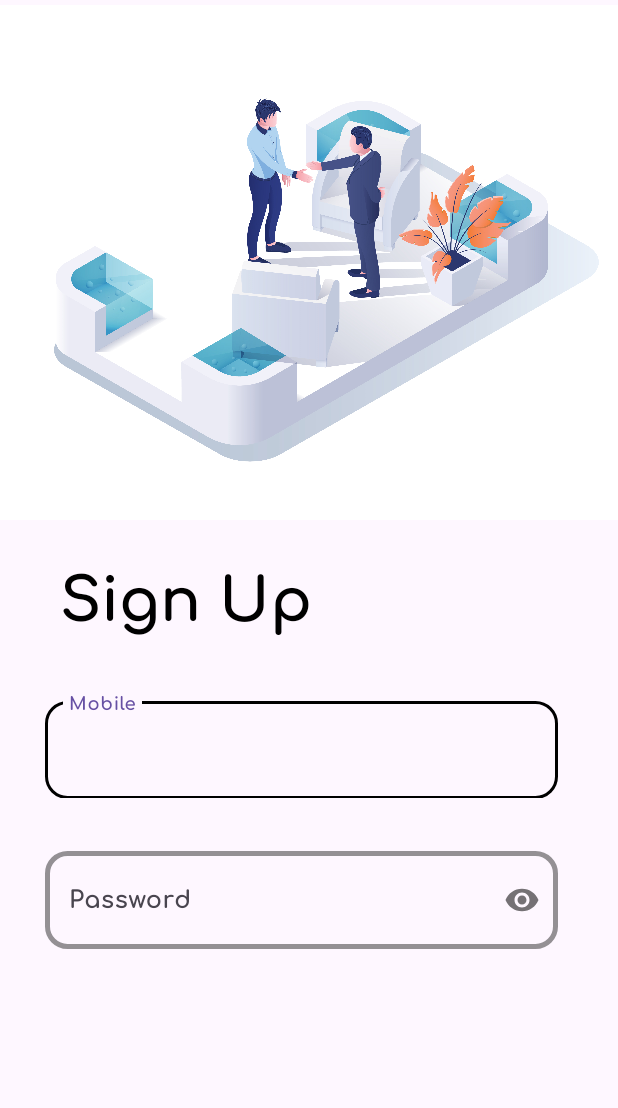
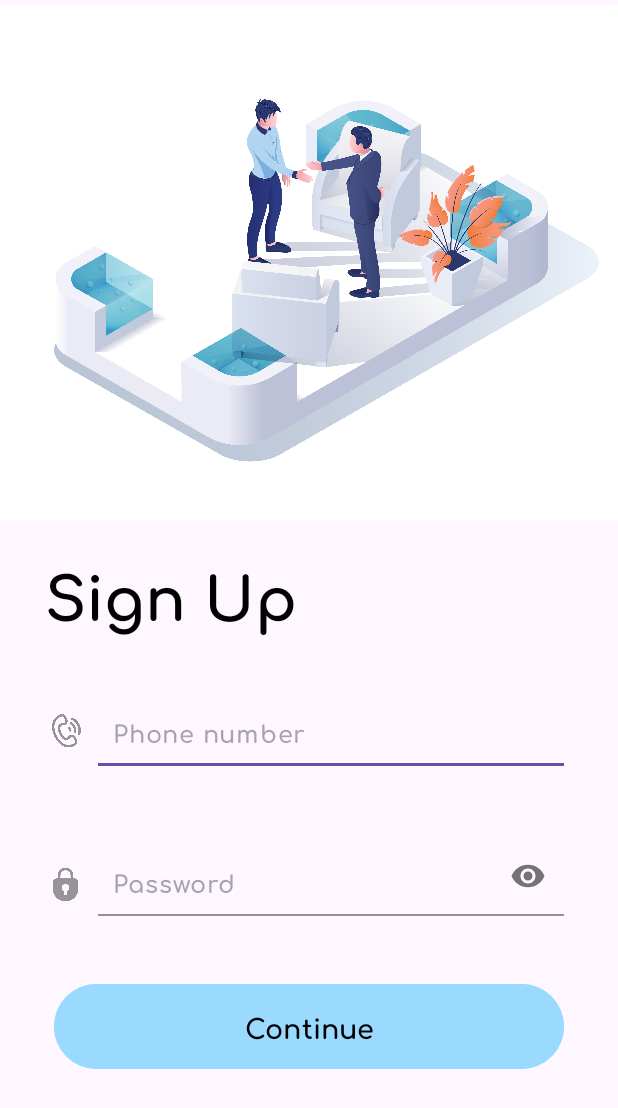
Before and after one commit to Suru-web/SkillSeek, an Android app: the screen it shows after launch (MainActivity), on a phone screen of 412 x 824 dp. Shown: the top 1108 px of the screen. Run offline under Robolectric (Android 15) with nearby library versions, the phone set to English and light mode, and no system bars; Roboto replaces fonts that are not available here.

Commit message:
added button

```diff
--- /dev/null
+++ b/app/src/main/res/drawable/button_corner_radius.xml
@@ -0,0 +1,4 @@
+<shape xmlns:android="http://schemas.android.com/apk/res/android">
+    <corners android:radius="20dp" />
+    <solid android:color="#CBC3e3" />
+</shape>
--- a/app/src/main/res/layout/activity_main.xml
+++ b/app/src/main/res/layout/activity_main.xml
@@ -40,74 +40,153 @@
             android:layout_marginEnd="0dp"
             android:layout_marginBottom="430dp"
             android:fontFamily="@font/comfortaa_bold"
-            android:paddingStart="40dp"
+            android:paddingStart="30dp"
             android:paddingEnd="200dp"
             android:text="Sign Up"
             android:textColor="@color/black"
             android:textSize="40sp"
             tools:ignore="HardcodedText" />
 
+        <LinearLayout
+            android:layout_width="100dp"
+            android:layout_height="50dp"
+            android:layout_alignParentStart="true"
+            android:layout_alignParentTop="true"
+            android:layout_alignParentEnd="true"
+            android:paddingTop="10dp"
+            android:layout_alignParentBottom="true"
+            android:layout_marginTop="130dp"
+            android:layout_marginBottom="350dp"
+            android:layout_marginStart="15dp"
+            android:layout_marginEnd="340dp"
+            android:orientation="horizontal">
+
+            <ImageView
+                android:id="@+id/imageView2"
+                android:layout_width="0dp"
+                android:layout_marginTop="25dp"
+                android:layout_height="20dp"
+                android:layout_weight="1"
+                app:srcCompat="@drawable/telephone"
+                android:alpha="0.4"
+                android:rotation="20"
+                android:contentDescription="phone icon"
+                tools:ignore="HardcodedText" />
+        </LinearLayout>
+
+        <LinearLayout
+            android:layout_width="300dp"
+            android:layout_height="50dp"
+            android:layout_alignParentStart="true"
+            android:paddingTop="15dp"
+            android:layout_alignParentTop="true"
+            android:layout_alignParentEnd="true"
+            android:layout_alignParentBottom="true"
+            android:layout_marginStart="65dp"
+            android:layout_marginTop="130dp"
+            android:layout_marginEnd="36dp"
+            android:layout_marginBottom="350dp"
+            android:orientation="horizontal">
+
             <com.google.android.material.textfield.TextInputLayout
-            android:id="@+id/phNum"
                 android:layout_width="match_parent"
                 android:layout_height="wrap_content"
+                app:hintEnabled="false"
+                app:boxBackgroundMode="filled" >
+
+                <com.google.android.material.textfield.TextInputEditText
+                    android:layout_width="match_parent"
+                    android:layout_height="wrap_content"
+                    android:fontFamily="@font/comfortaa_bold"
+                    android:hint="Phone number"
+                    android:inputType="number"
+                    android:paddingStart="10dp"
+                    android:paddingBottom="10dp"
+                    tools:ignore="HardcodedText,RtlSymmetry" />
+
+            </com.google.android.material.textfield.TextInputLayout>
+
+        </LinearLayout>
+        <LinearLayout
+            android:layout_width="100dp"
+            android:layout_height="50dp"
             android:layout_alignParentStart="true"
             android:layout_alignParentTop="true"
             android:layout_alignParentEnd="true"
             android:layout_alignParentBottom="true"
-            android:layout_marginStart="30dp"
-            android:layout_marginTop="150dp"
-            android:layout_marginEnd="40dp"
-            android:layout_marginBottom="330dp"
-            app:boxCornerRadiusBottomEnd="15dp"
-            app:boxCornerRadiusBottomStart="15dp"
-            app:boxCornerRadiusTopEnd="15dp"
-            app:boxCornerRadiusTopStart="15dp"
+            android:layout_marginTop="230dp"
+            android:layout_marginBottom="240dp"
+            android:layout_marginStart="15dp"
+            android:layout_marginEnd="340dp"
+            android:orientation="horizontal">
+
+            <ImageView
+                android:id="@+id/imageView4"
+                android:layout_width="0dp"
+                android:layout_height="23dp"
+                android:alpha="0.4"
+                android:layout_marginTop="36dp"
+                android:layout_weight="1"
+                app:srcCompat="@drawable/goodpadlock"
+                android:contentDescription="lock icon"
+                tools:ignore="HardcodedText" />
+        </LinearLayout>
+
+        <LinearLayout
+            android:layout_width="300dp"
+            android:layout_height="50dp"
+            android:layout_alignParentStart="true"
+            android:paddingTop="15dp"
+            android:layout_alignParentTop="true"
+            android:layout_alignParentEnd="true"
+            android:layout_alignParentBottom="true"
+            android:layout_marginStart="65dp"
+            android:layout_marginTop="230dp"
+            android:layout_marginEnd="36dp"
+            android:layout_marginBottom="240dp"
+            android:orientation="horizontal">
+
+            <com.google.android.material.textfield.TextInputLayout
+                android:layout_width="match_parent"
+                android:layout_height="wrap_content"
+                app:passwordToggleEnabled="true"
                 app:boxStrokeColor="@color/black"
-            app:boxStrokeWidth="3dp">
+                app:hintEnabled="false"
+                app:boxBackgroundMode="filled" >
 
             <com.google.android.material.textfield.TextInputEditText
                 android:layout_width="match_parent"
-                android:layout_height="65dp"
-                android:fontFamily="@font/comfortaa_bold"
-                android:hint="Mobile"
-                android:inputType="phone"
-                android:textColor="@color/black"
-                android:textColorHint="@color/black"
-                android:textColorHighlight="@color/black"
-                tools:ignore="HardcodedText" />
-        </com.google.android.material.textfield.TextInputLayout>
-
-        <com.google.android.material.textfield.TextInputLayout
-            android:id="@+id/passWord"
-            android:layout_width="match_parent"
                 android:layout_height="wrap_content"
-            android:layout_alignParentStart="true"
-            android:layout_alignParentEnd="true"
-            android:layout_alignParentBottom="true"
-            android:layout_marginStart="30dp"
-            android:layout_marginTop="30dp"
-            android:layout_marginEnd="40dp"
-            android:layout_marginBottom="229dp"
-            app:boxCornerRadiusBottomEnd="15dp"
-            app:boxCornerRadiusBottomStart="15dp"
-            app:boxCornerRadiusTopEnd="15dp"
-            app:boxCornerRadiusTopStart="15dp"
-            app:passwordToggleEnabled="true"
-            app:boxStrokeColor="@color/black"
-            app:boxStrokeWidth="3dp">
-
-            <com.google.android.material.textfield.TextInputEditText
-                android:layout_width="match_parent"
-                android:layout_height="65dp"
                 android:fontFamily="@font/comfortaa_bold"
                 android:hint="Password"
                 android:inputType="textPassword"
-                android:textColor="@color/black"
-                android:textColorHint="@color/black"
-                tools:ignore="HardcodedText" />
+                android:paddingStart="10dp"
+                android:paddingBottom="10dp"
+                tools:ignore="HardcodedText,RtlSymmetry" />
+
             </com.google.android.material.textfield.TextInputLayout>
 
+        </LinearLayout>
 
+        <Button
+            android:id="@+id/button"
+            android:layout_width="match_parent"
+            android:layout_height="60dp"
+            android:layout_alignParentStart="true"
+            android:layout_alignParentTop="true"
+            android:layout_alignParentEnd="true"
+            android:layout_alignParentBottom="true"
+            android:layout_marginStart="36dp"
+            android:layout_marginEnd="36dp"
+            android:layout_marginTop="340dp"
+            android:layout_marginBottom="145dp"
+            android:fontFamily="@font/comfortaa_bold"
+            android:text="Continue"
+            android:textSize="18sp"
+            android:textColor="@color/black"
+            android:backgroundTint="#9adafe"
+            android:elevation="15dp"
+            android:stateListAnimator="@null"
+            tools:ignore="HardcodedText" />
     </RelativeLayout>
 </androidx.constraintlayout.widget.ConstraintLayout>
--- a/app/src/main/res/values/colors.xml
+++ b/app/src/main/res/values/colors.xml
@@ -4,4 +4,5 @@
     <color name="white">#FFFFFFFF</color>
     <color name="lightBlue">#9AC5F4</color>
     <color name="blue">#0000FF</color>
+    <color name="grey">#808080</color>
 </resources>
```
Also changed, not shown: app/src/main/res/drawable/goodpadlock.png (added), app/src/main/res/drawable/padlock.png (added), app/src/main/res/drawable/telephone.png (added). Lines whose indentation alone changed are shown as unchanged.
